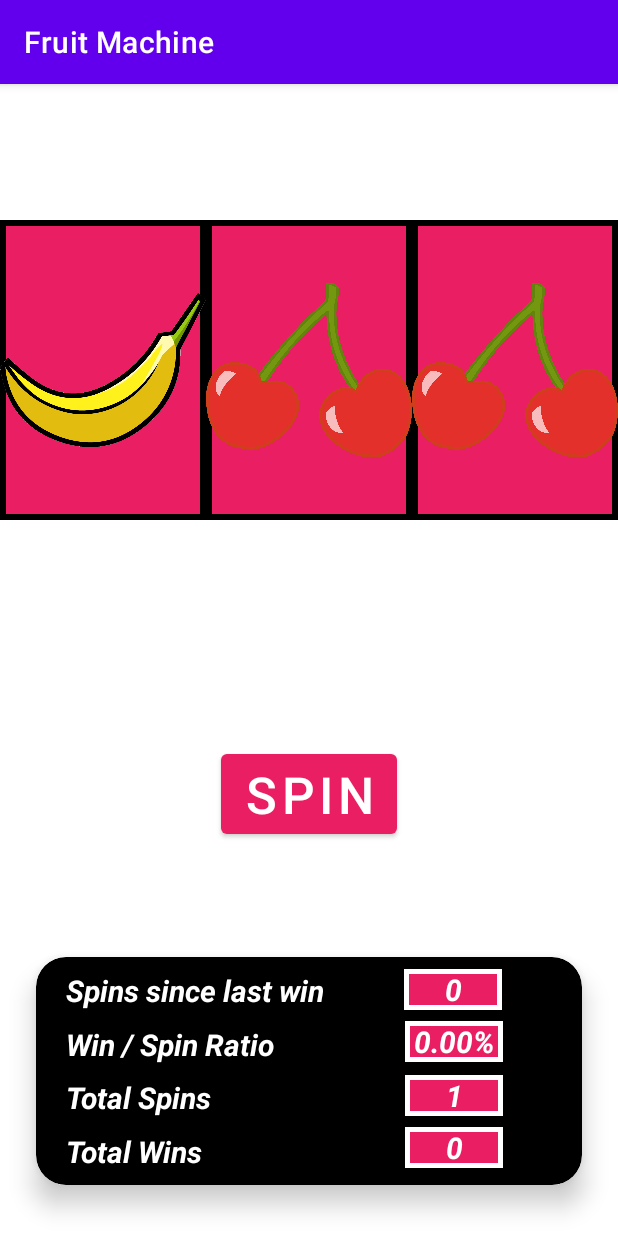
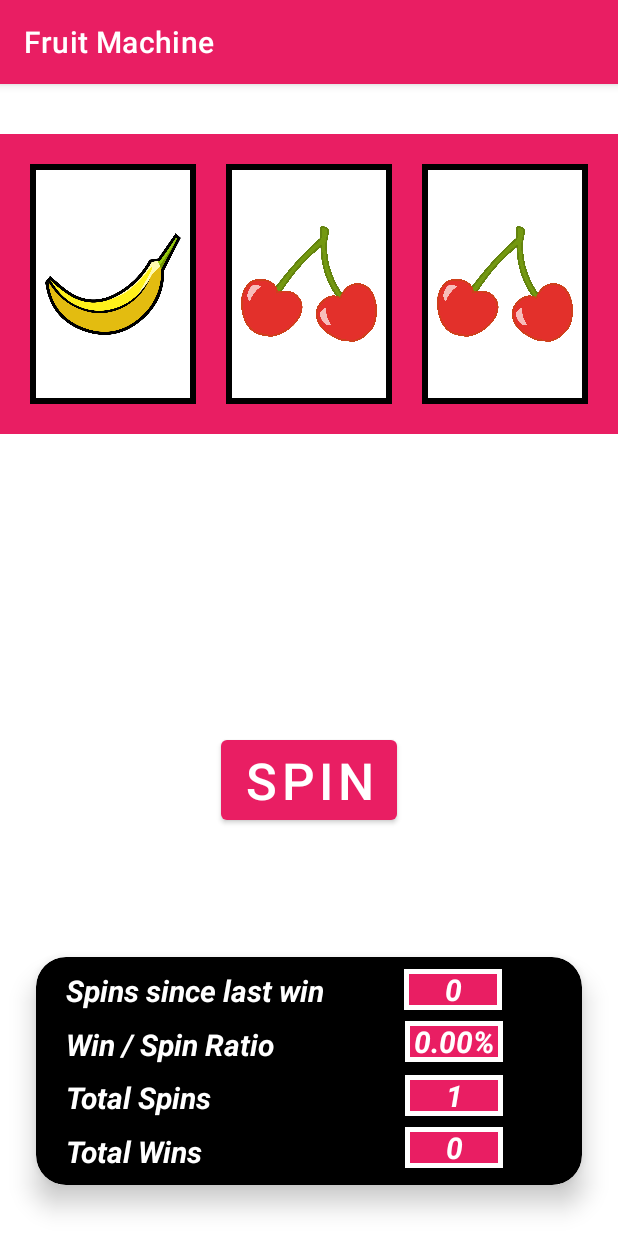
Before and after one commit to Brian-McK/Fruit_Machine_Android_App, an Android app: the screen it shows after launch (MainActivity), after a tap on "SPIN", on a phone screen of 412 x 824 dp. Run offline under Robolectric (Android 15) with nearby library versions, the phone set to English and light mode, and no system bars.

Commit message:
Comments finished, Final commit

```diff
--- a/app/src/main/java/com/example/fruitmachine/MainActivity.kt
+++ b/app/src/main/java/com/example/fruitmachine/MainActivity.kt
@@ -1,3 +1,6 @@
+// Brian McKenna - SDB
+// Github Link:
+
 package com.example.fruitmachine
 
 import androidx.appcompat.app.AppCompatActivity
@@ -5,14 +8,13 @@ import android.os.Bundle
 import android.widget.Button
 import android.widget.ImageView
 import android.widget.TextView
-import android.os.Handler
-import android.os.Looper
 import android.animation.ObjectAnimator.ofPropertyValuesHolder
 import android.animation.PropertyValuesHolder
 import android.animation.Animator
 import android.animation.AnimatorSet
 import android.animation.ObjectAnimator.INFINITE
 import android.animation.ValueAnimator.REVERSE
+import android.view.View
 
 
 class MainActivity : AppCompatActivity() {
@@ -20,26 +22,34 @@ class MainActivity : AppCompatActivity() {
         super.onCreate(savedInstanceState)
         setContentView(R.layout.activity_main)
 
+        // create an empty array of type Animator
         val animations: MutableList<Animator> = ArrayList()
 
-        // get the button & slot images by id
+        // get the button / win image / slot images by id
         val spinButton: Button = findViewById(R.id.spinButton)
         val fruitSlot1Image: ImageView = findViewById(R.id.fruitSlot1)
         val fruitSlot2Image: ImageView = findViewById(R.id.fruitSlot2)
         val fruitSlot3Image: ImageView = findViewById(R.id.fruitSlot3)
+        val winImage: ImageView = findViewById(R.id.winImage)
+
+        // set the win image and set invisible
+        winImage.visibility = View.INVISIBLE
+        winImage.setImageResource(R.drawable.win)
 
         // store references to images in an array for animation purposes
-        val imageRefs = arrayOf(fruitSlot1Image, fruitSlot2Image, fruitSlot3Image)
+        val imageRefs = arrayOf(fruitSlot1Image, fruitSlot2Image, fruitSlot3Image, winImage)
 
+        // loop through the image array and add animation property values to each image
         for (image in imageRefs) {
             animations.add(ofPropertyValuesHolder(image,
-                PropertyValuesHolder.ofFloat("scaleX", 1.2f),
-                PropertyValuesHolder.ofFloat("scaleY", 1.2f)).apply {
+                PropertyValuesHolder.ofFloat("scaleX", 1.1f),
+                PropertyValuesHolder.ofFloat("scaleY", 1.1f)).apply {
                 duration = 310
                 repeatCount = INFINITE
                 repeatMode = REVERSE
             })
         }
+            // create a set for the animations
             val animatorSet = AnimatorSet()
             animatorSet.playTogether(animations)
 
@@ -58,12 +68,15 @@ class MainActivity : AppCompatActivity() {
 
             // set onclick listener to the button
             spinButton.setOnClickListener {
-                // trigger function that generates 3 random numbers
                 // set the image resource
 
                 val slot = Slot(4)
 
+                winImage.visibility = View.INVISIBLE
+
+                // trigger function that generates 3 random numbers
                 val spinSlot1 = slot.spin()
+
                 when (spinSlot1)
                 {
                     1 -> fruitSlot1Image.setImageResource(R.drawable.banana)
@@ -71,11 +84,9 @@ class MainActivity : AppCompatActivity() {
                     3 -> fruitSlot1Image.setImageResource(R.drawable.watermelon)
                     4 -> fruitSlot1Image.setImageResource(R.drawable.orange)
                 }
-                println("SLOT 1: $spinSlot1")
 
                 val spinSlot2 = slot.spin()
 
-//            Handler(Looper.getMainLooper()).postDelayed({
                 when (spinSlot2)
                 {
                     1 -> fruitSlot2Image.setImageResource(R.drawable.banana)
@@ -83,14 +94,9 @@ class MainActivity : AppCompatActivity() {
                     3 -> fruitSlot2Image.setImageResource(R.drawable.watermelon)
                     4 -> fruitSlot2Image.setImageResource(R.drawable.orange)
                 }
-//            }, 300)
-
-
-                println("SLOT 2: $spinSlot2")
 
                 val spinSlot3 = slot.spin()
 
-//            Handler(Looper.getMainLooper()).postDelayed({
                 when (spinSlot3)
                 {
                     1 -> fruitSlot3Image.setImageResource(R.drawable.banana)
@@ -98,17 +104,16 @@ class MainActivity : AppCompatActivity() {
                     3 -> fruitSlot3Image.setImageResource(R.drawable.watermelon)
                     4 -> fruitSlot3Image.setImageResource(R.drawable.orange)
                 }
-//            }, 600)
-
-                println("SLOT 3: $spinSlot3")
 
                 // increment the total number of spins after all three slots have spun
                 totalSpinCounter++
 
                 totalSpinsResult.text = "$totalSpinCounter"
 
+                // win condition
                 if(spinSlot1 == spinSlot2 && spinSlot2 == spinSlot3)
                 {
+                    winImage.visibility = View.VISIBLE
                     animatorSet.start()
                     totalWinCounter++
                     spinSinceLastWinCounter = 0
@@ -128,8 +133,8 @@ class MainActivity : AppCompatActivity() {
 
                 if(spinSinceLastWinCounter == 1)
                 {
+                    // stop the set of animations the next click after a win
                     animatorSet.cancel()
-                    println("GOT HERE!")
                 }
             }
         }
@@ -137,13 +142,9 @@ class MainActivity : AppCompatActivity() {
 
 class Slot(val possibleOutcomes: Int)
 {
-    // the function must choose random number between 1 and 3
     fun spin(): Int {
         return (1..possibleOutcomes).random()
     }
 }
 
-// TODO - FIX IMAGES
 // TODO - MAKE VIDEO
-// TODO - COMMENT PROPERLY
-// TODO - TRY GET SPINNING ANIMATION
--- a/app/src/main/res/drawable/image_border.xml
+++ b/app/src/main/res/drawable/image_border.xml
@@ -2,5 +2,7 @@
 <shape xmlns:android="http://schemas.android.com/apk/res/android">
     <stroke
         android:color="@color/black"
-        android:width="4dp" />
+        android:width="4dp"
+        />
+    <solid android:color="@color/white" />
 </shape>
--- a/app/src/main/res/layout/activity_main.xml
+++ b/app/src/main/res/layout/activity_main.xml
@@ -11,15 +11,17 @@
         android:layout_width="wrap_content"
         android:layout_height="wrap_content"
         android:layout_marginStart="162dp"
+        android:layout_marginTop="8dp"
         android:layout_marginEnd="161dp"
-        android:layout_marginBottom="52dp"
+        android:layout_marginBottom="28dp"
         android:text="@string/spin"
         android:textSize="34sp"
         app:backgroundTint="#E91E63"
         app:layout_constraintBottom_toTopOf="@+id/elevatedCardView"
         app:layout_constraintEnd_toEndOf="parent"
-        app:layout_constraintHorizontal_bias="0.531"
-        app:layout_constraintStart_toStartOf="parent" />
+        app:layout_constraintHorizontal_bias="0.516"
+        app:layout_constraintStart_toStartOf="parent"
+        app:layout_constraintTop_toBottomOf="@+id/winImage" />
 
     <androidx.cardview.widget.CardView
         android:id="@+id/elevatedCardView"
@@ -173,11 +175,12 @@
         android:id="@+id/linearLayout"
         android:layout_width="0dp"
         android:layout_height="200dp"
-        android:layout_marginBottom="60dp"
         android:background="#E91E63"
         android:orientation="horizontal"
-        app:layout_constraintBottom_toTopOf="@+id/spinButton"
+        android:padding="10dp"
+        app:layout_constraintBottom_toTopOf="@+id/winImage"
         app:layout_constraintEnd_toEndOf="parent"
+        app:layout_constraintHorizontal_bias="0.0"
         app:layout_constraintStart_toStartOf="parent"
         app:layout_constraintTop_toTopOf="parent">
 
@@ -185,35 +188,61 @@
             android:id="@+id/fruitSlot1"
             android:layout_width="match_parent"
             android:layout_height="match_parent"
+            android:layout_margin="10dp"
             android:layout_weight="1"
             android:background="@drawable/image_border"
             android:contentDescription="@string/slot_1"
+            android:padding="10dp"
             app:srcCompat="@drawable/banana"
             tools:ignore="ImageContrastCheck"
+            tools:layout_editor_absoluteX="20dp"
+            tools:layout_editor_absoluteY="52dp"
             tools:srcCompat="@drawable/banana" />
 
         <ImageView
             android:id="@+id/fruitSlot2"
             android:layout_width="match_parent"
             android:layout_height="match_parent"
+            android:layout_margin="10dp"
             android:layout_weight="1"
             android:background="@drawable/image_border"
             android:contentDescription="@string/slot_2"
+            android:padding="10dp"
             app:srcCompat="@drawable/banana"
             tools:ignore="ImageContrastCheck"
+            tools:layout_editor_absoluteX="150dp"
+            tools:layout_editor_absoluteY="52dp"
             tools:srcCompat="@drawable/banana" />
 
         <ImageView
             android:id="@+id/fruitSlot3"
             android:layout_width="match_parent"
             android:layout_height="match_parent"
+            android:layout_margin="10dp"
             android:layout_weight="1"
             android:background="@drawable/image_border"
             android:contentDescription="@string/slot_3"
+            android:padding="10dp"
             app:srcCompat="@drawable/banana"
             tools:ignore="ImageContrastCheck"
+            tools:layout_editor_absoluteX="281dp"
+            tools:layout_editor_absoluteY="52dp"
             tools:srcCompat="@drawable/banana" />
 
     </LinearLayout>
 
+    <ImageView
+        android:id="@+id/winImage"
+        android:layout_width="293dp"
+        android:layout_height="123dp"
+        android:layout_marginStart="59dp"
+        android:layout_marginEnd="59dp"
+        app:layout_constraintBottom_toTopOf="@+id/spinButton"
+        app:layout_constraintEnd_toEndOf="parent"
+        app:layout_constraintHorizontal_bias="1.0"
+        app:layout_constraintStart_toStartOf="parent"
+        app:layout_constraintTop_toBottomOf="@+id/linearLayout"
+        tools:srcCompat="@drawable/win"
+        tools:visibility="visible" />
+
 </androidx.constraintlayout.widget.ConstraintLayout>
--- a/app/src/main/res/values/themes.xml
+++ b/app/src/main/res/values/themes.xml
@@ -2,7 +2,7 @@
     <!-- Base application theme. -->
     <style name="Theme.FruitMachine" parent="Theme.MaterialComponents.DayNight.DarkActionBar">
         <!-- Primary brand color. -->
-        <item name="colorPrimary">@color/purple_500</item>
+        <item name="colorPrimary">#E91E63</item>
         <item name="colorPrimaryVariant">@color/purple_700</item>
         <item name="colorOnPrimary">@color/white</item>
         <!-- Secondary brand color. -->
```
